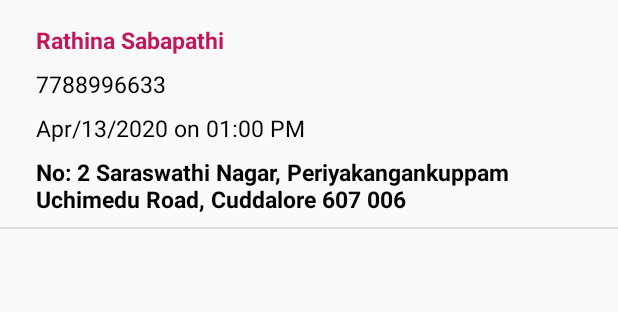
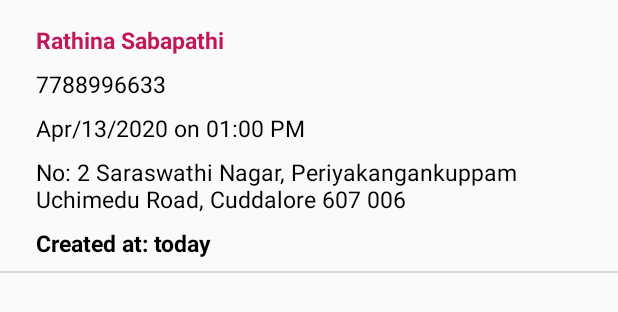
Before and after one commit to rathina-selsoft/lucas-covid19-android, an Android app: the layout history_row.xml on its own in the app's theme, with its tools: preview values and no code run, on a phone screen of 412 x 824 dp. Shown: the top 312 px of the screen. Run offline under Robolectric (Android 15) with nearby library versions, the phone set to English and light mode, and no system bars.

Commit message:
history fixed

```diff
--- a/Covid19-LucasCharity/app/src/main/java/com/lucas_charity/covid19/MainActivity.kt
+++ b/Covid19-LucasCharity/app/src/main/java/com/lucas_charity/covid19/MainActivity.kt
@@ -44,6 +44,4 @@ class MainActivity : AppCompatActivity() {
     fun moveToFoodDetail() {
         startActivity(Intent(this, FoodDetailActivity::class.java))
     }
-
-
 }
--- a/Covid19-LucasCharity/app/src/main/java/com/lucas_charity/covid19/models/FoodRequest.kt
+++ b/Covid19-LucasCharity/app/src/main/java/com/lucas_charity/covid19/models/FoodRequest.kt
@@ -55,4 +55,7 @@ class FoodRequest {
     @Expose
     var user: User? = null
 
+    @SerializedName("createdAt")
+    @Expose
+    var createdAt: String? = null
 }
--- a/Covid19-LucasCharity/app/src/main/res/layout/history_row.xml
+++ b/Covid19-LucasCharity/app/src/main/res/layout/history_row.xml
@@ -63,9 +63,19 @@
                 android:layout_marginTop="@dimen/activity_margin_half"
                 android:textColor="@color/secondaryTextColor"
                 android:textSize="@dimen/primary_text_size"
+                tools:ignore="SpUsage"
+                tools:text="No: 2 Saraswathi Nagar, Periyakangankuppam \nUchimedu Road, Cuddalore 607 006" />
+
+            <TextView
+                android:id="@+id/created_at"
+                android:layout_width="wrap_content"
+                android:layout_height="wrap_content"
+                android:layout_marginTop="@dimen/activity_margin_half"
+                android:textColor="@color/secondaryTextColor"
+                android:textSize="@dimen/primary_text_size"
                 android:textStyle="bold"
                 tools:ignore="SpUsage"
-                tools:text="No: 2 Saraswathi Nagar, Periyakangankuppam \nUchimedu Road, Cuddalore 607 006" />
+                tools:text="Created at: today" />
 
         </LinearLayout>
 
```
Also changed, not shown: Covid19-LucasCharity/app/src/main/java/com/lucas_charity/covid19/activity/ui/HistoryAdapter.kt (+44 -1 lines), Covid19-LucasCharity/app/src/main/java/com/lucas_charity/covid19/activity/ui/HistoryFragment.kt (+19 -13 lines).
